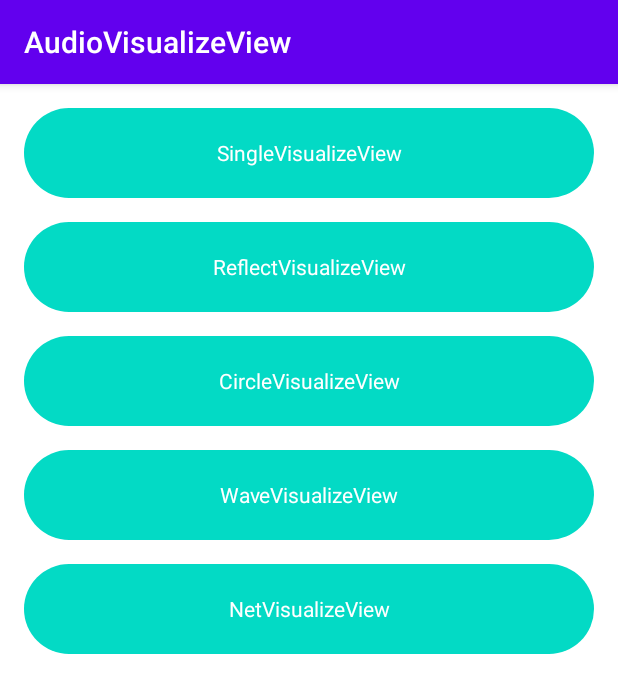
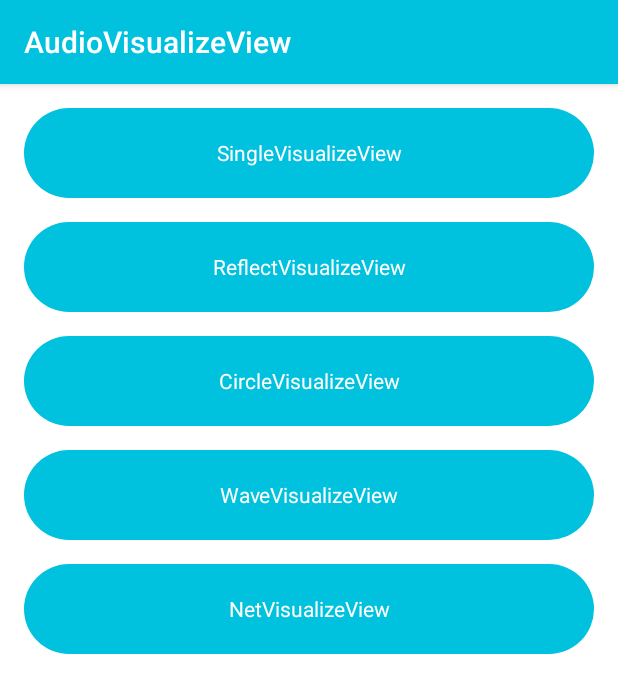
Before and after one commit to GitHubZJY/AudioVisualizeView, an Android app: the screen it shows after launch (MainActivity), on a phone screen of 412 x 824 dp. Shown: the top 693 px of the screen. Run offline under Robolectric (Android 15) with nearby library versions, the phone set to English and light mode, and no system bars; 1 statement that could not run was skipped.

```diff
--- a/app/src/main/res/layout/activity_single_visualize.xml
+++ b/app/src/main/res/layout/activity_single_visualize.xml
@@ -11,7 +11,7 @@
     <com.zjy.audiovisualize.view.SingleVisualizeView
         android:id="@+id/audio_visualize_view"
         android:text="Hello World!"
-        app:visualize_ratio="2"
+        app:visualize_ratio="4"
         android:layout_width="match_parent"
         android:layout_height="match_parent"
         app:layout_constraintBottom_toBottomOf="parent"
--- a/app/src/main/res/layout/activity_wave_visualize.xml
+++ b/app/src/main/res/layout/activity_wave_visualize.xml
@@ -11,7 +11,7 @@
     <com.zjy.audiovisualize.view.WaveVisualizeView
         android:id="@+id/audio_visualize_view"
         android:text="Hello World!"
-        app:visualize_ratio="2"
+        app:visualize_ratio="4"
         android:layout_width="match_parent"
         android:layout_height="match_parent"
         app:layout_constraintBottom_toBottomOf="parent"
--- a/app/src/main/res/values/colors.xml
+++ b/app/src/main/res/values/colors.xml
@@ -1,6 +1,6 @@
 <?xml version="1.0" encoding="utf-8"?>
 <resources>
-    <color name="colorPrimary">#6200EE</color>
-    <color name="colorPrimaryDark">#3700B3</color>
-    <color name="colorAccent">#03DAC5</color>
+    <color name="colorPrimary">#00c1de</color>
+    <color name="colorPrimaryDark">#00c1de</color>
+    <color name="colorAccent">#00c1de</color>
 </resources>
--- a/audiovisualize/src/main/java/com/zjy/audiovisualize/view/CircleVisualizeView.java
+++ b/audiovisualize/src/main/java/com/zjy/audiovisualize/view/CircleVisualizeView.java
@@ -11,7 +11,7 @@ import androidx.annotation.Nullable;
 /**
  * Date: 2020/11/30
  * Author: Yang
- * Describe:
+ * Describe: In CIRCLE mode, show spectrum base on a circle, with jumping around it
  */
 public class CircleVisualizeView extends AudioVisualizeView{
 
--- a/audiovisualize/src/main/java/com/zjy/audiovisualize/view/NetVisualizeView.java
+++ b/audiovisualize/src/main/java/com/zjy/audiovisualize/view/NetVisualizeView.java
@@ -11,7 +11,7 @@ import androidx.annotation.Nullable;
 /**
  * Date: 2020/11/30
  * Author: Yang
- * Describe:
+ * Describe: In NET mode, show spectrum base on a circle, with jumping around it and link all points of spectrum so like a net.
  */
 public class NetVisualizeView extends AudioVisualizeView{
 
--- a/audiovisualize/src/main/java/com/zjy/audiovisualize/view/ReflectVisualizeView.java
+++ b/audiovisualize/src/main/java/com/zjy/audiovisualize/view/ReflectVisualizeView.java
@@ -11,7 +11,7 @@ import androidx.annotation.Nullable;
 /**
  * Date: 2020/11/30
  * Author: Yang
- * Describe:
+ * Describe: In REFLECT mode, show spectrum base on a horizontal line, different with HORIZONTAL_LINE mode, it will show both sides of line.
  */
 public class ReflectVisualizeView extends AudioVisualizeView{
 
--- a/audiovisualize/src/main/java/com/zjy/audiovisualize/view/SingleVisualizeView.java
+++ b/audiovisualize/src/main/java/com/zjy/audiovisualize/view/SingleVisualizeView.java
@@ -16,7 +16,7 @@ import static com.zjy.audiovisualize.constants.VisualizeMode.HORIZONTAL_LINE_TOP
 /**
  * Date: 2020/11/30
  * Author: Yang
- * Describe:
+ * Describe: In SINGLE mode, show spectrum base on a horizontal line, with jumping above of the center line , it's also default visualize mode.
  */
 public class SingleVisualizeView extends AudioVisualizeView{
 
--- a/audiovisualize/src/main/java/com/zjy/audiovisualize/view/WaveVisualizeView.java
+++ b/audiovisualize/src/main/java/com/zjy/audiovisualize/view/WaveVisualizeView.java
@@ -11,7 +11,7 @@ import androidx.annotation.Nullable;
 /**
  * Date: 2020/11/30
  * Author: Yang
- * Describe:
+ * Describe: In WAVE mode, show spectrum base on a horizontal line, it will link all points of spectrum so like a wave.
  */
 public class WaveVisualizeView extends AudioVisualizeView{
 
```
Also changed, not shown: 6 other files.
